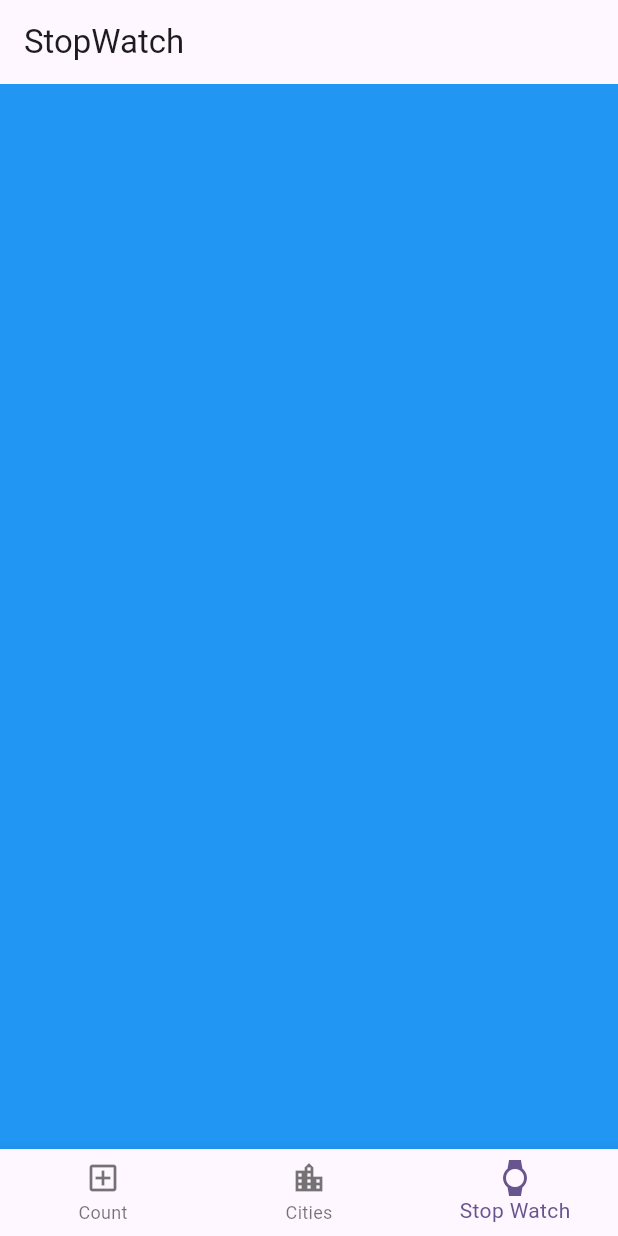
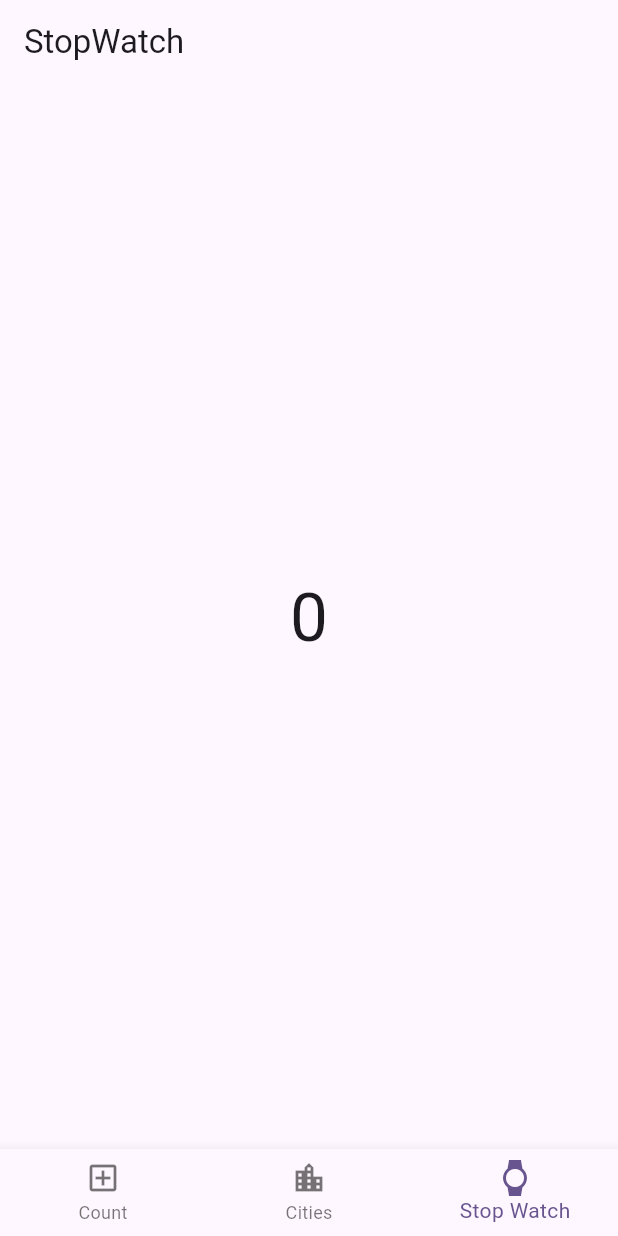
Before and after one commit to FlutterTanzania/state_management_provider, a Flutter app: the screen it shows after launch, item 3 of the bottom bar chosen, on a phone screen of 412 x 824 dp. Run offline on Flutter 3.47's test engine with Material 3 defaults, Android fonts, the phone set to English and light mode, and no system bars.

Commit message:
Complete StreamBuilder example

```diff
--- a/lib/main.dart
+++ b/lib/main.dart
@@ -2,6 +2,7 @@ import 'package:flutter/material.dart';
 import 'package:provider/provider.dart';
 import 'package:state_management_provider/screens/home.dart';
 import 'package:state_management_provider/services/fetch_us_cities.dart';
+import 'package:state_management_provider/services/int_stream_generator.dart';
 
 import 'notifiers/counter_notifier.dart';
 
@@ -11,6 +12,7 @@ void main() {
       providers: [
         ChangeNotifierProvider(create: (_) => CounterNotifier()),
         FutureProvider<List<String>>(create: (_) => FetchUSCities().fetchUSCities, initialData: const []),
+        StreamProvider<int>(create: (_) => IntStreamGenerator.generateIntStream(), initialData: 0)
       ],
       child: const MyApp(),
     ),
--- a/lib/screens/stopwatch_screen.dart
+++ b/lib/screens/stopwatch_screen.dart
@@ -1,4 +1,5 @@
 import 'package:flutter/material.dart';
+import 'package:provider/provider.dart';
 
 class StopWatchScreen extends StatefulWidget {
   const StopWatchScreen({super.key});
@@ -10,8 +11,17 @@ class StopWatchScreen extends StatefulWidget {
 class _StopWatchScreenState extends State<StopWatchScreen> {
   @override
   Widget build(BuildContext context) {
-    return Container(
-      color: Colors.blue,
-    );
+    return Consumer<int>(builder: (context, number, child) {
+      return SizedBox(
+        child: Center(
+          child: Text(
+            number.toString(),
+            style: const TextStyle(
+              fontSize: 45,
+            ),
+          ),
+        ),
+      );
+    });
   }
 }
```
Also changed, not shown: lib/services/int_stream_generator.dart (added, +18 -0 lines).
